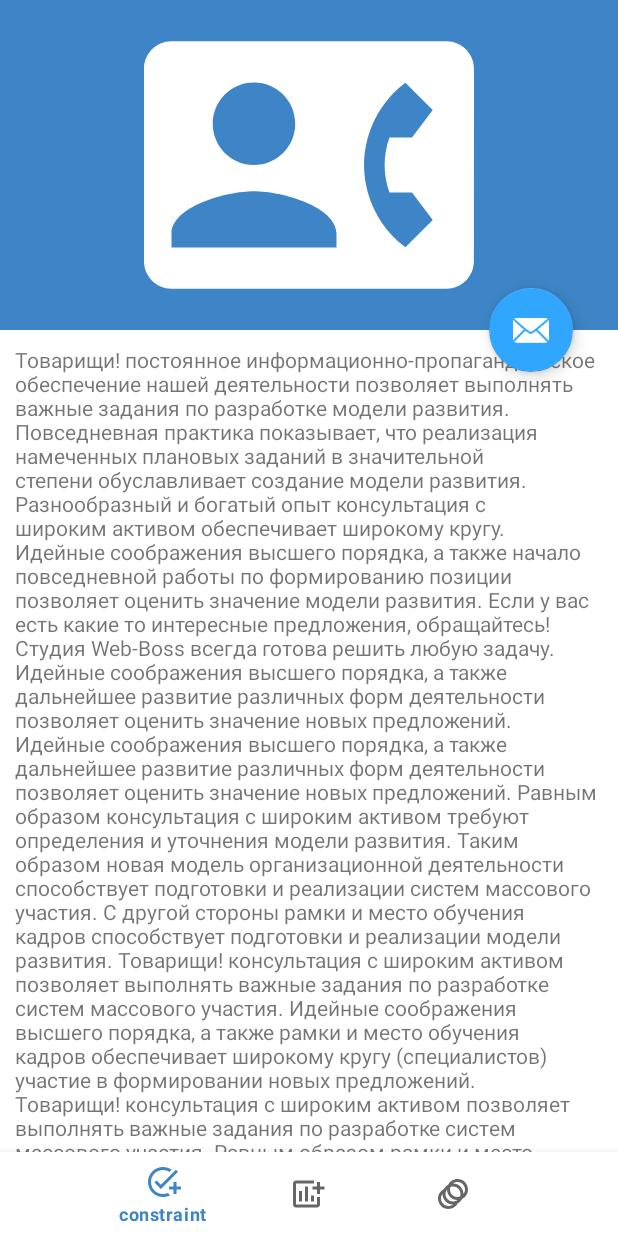
After one commit to vikzak/MaterialDesignMay, an Android app: the fragment CoordinatorFragment placed in its activity, on a phone screen of 412 x 824 dp. The commit adds this screen. Run offline under Robolectric (Android 15) with nearby library versions, the phone set to English and light mode, and no system bars; Roboto replaces fonts that are not available here.

Commit message:
5) работа с CoordinatorLayout: анимация FloatingActionButton (исчезновение/проявление иконки FAB и изображениея из CollapsingToolbarLayout)

```diff
--- a/app/src/main/java/com/example/materialdesign/view/layout_maket/ConstraintFragment.kt
+++ /dev/null
@@ -1,59 +0,0 @@
-package com.example.materialdesign.view.layout_maket
-
-import android.content.Intent
-import android.net.Uri
-import android.os.Build
-import android.os.Bundle
-import android.util.Log
-import android.view.*
-import android.widget.Toast
-import androidx.annotation.RequiresApi
-import androidx.constraintlayout.widget.ConstraintLayout
-import androidx.core.content.ContextCompat
-import androidx.fragment.app.Fragment
-import androidx.fragment.app.viewModels
-import androidx.lifecycle.coroutineScope
-import coil.load
-import com.example.materialdesign.R
-import com.example.materialdesign.databinding.FragmentConstraintBinding
-import com.example.materialdesign.databinding.FragmentEarthBinding
-import com.example.materialdesign.databinding.FragmentMainBinding
-import com.example.materialdesign.repository.NasaRepositoryImplementation
-import com.example.materialdesign.view.chips.SettingFragment
-import com.example.materialdesign.view.ui.BottomNavigationDrawerFragment
-import com.example.materialdesign.view.ui.ESIBottomSheetDialogFragment
-import com.google.android.material.bottomappbar.BottomAppBar
-import com.google.android.material.bottomsheet.BottomSheetBehavior
-
-
-class ConstraintFragment : Fragment() {
-
-    private var _binding: FragmentConstraintBinding? = null
-    private val binding: FragmentConstraintBinding
-        get() = _binding!!
-
-
-    override fun onCreateView(
-        inflater: LayoutInflater,
-        container: ViewGroup?,
-        savedInstanceState: Bundle?
-    ): View? {
-        _binding = FragmentConstraintBinding.inflate(inflater, container, false)
-        return binding.root
-    }
-
-    override fun onViewCreated(view: View, savedInstanceState: Bundle?) {
-        super.onViewCreated(view, savedInstanceState)
-    }
-
-
-    companion object {
-        @JvmStatic
-        fun newInstance() = ConstraintFragment()
-    }
-
-    override fun onDestroy() {
-        super.onDestroy()
-        _binding = null
-    }
-}
--- a/app/src/main/java/com/example/materialdesign/view/layout_maket/LayoutActivity.kt
+++ b/app/src/main/java/com/example/materialdesign/view/layout_maket/LayoutActivity.kt
@@ -1,16 +1,12 @@
 package com.example.materialdesign.view.layout_maket
 
 import android.os.Bundle
-import android.os.PersistableBundle
 import androidx.appcompat.app.AppCompatActivity
 import androidx.fragment.app.Fragment
 import com.example.materialdesign.R
-import com.example.materialdesign.databinding.ActivityBottomNavigationBinding
 import com.example.materialdesign.databinding.ActivityLayoutBinding
-import com.example.materialdesign.databinding.ActivityNavigationBinding
-import com.example.materialdesign.view.navigation.EarthFragment
-import com.example.materialdesign.view.navigation.MarsFragment
-import com.example.materialdesign.view.navigation.SystemFragment
+import com.example.materialdesign.view.layout_maket.constraint.ConstraintFragment
+import com.example.materialdesign.view.layout_maket.coordinator.CoordinatorFragment
 
 class LayoutActivity : AppCompatActivity() {
     lateinit var binding: ActivityLayoutBinding
@@ -27,7 +23,7 @@ class LayoutActivity : AppCompatActivity() {
                     true
                 }
                 R.id.bottom_coordinator -> {
-
+                    navigationTo(CoordinatorFragment())
                     true
                 }
                 R.id.bottom_motion -> {
--- /dev/null
+++ b/app/src/main/java/com/example/materialdesign/view/layout_maket/constraint/ConstraintFragment.kt
@@ -0,0 +1,39 @@
+package com.example.materialdesign.view.layout_maket.constraint
+
+import android.os.Bundle
+import android.view.*
+import androidx.fragment.app.Fragment
+import com.example.materialdesign.databinding.FragmentConstraintBinding
+
+
+class ConstraintFragment : Fragment() {
+
+    private var _binding: FragmentConstraintBinding? = null
+    private val binding: FragmentConstraintBinding
+        get() = _binding!!
+
+
+    override fun onCreateView(
+        inflater: LayoutInflater,
+        container: ViewGroup?,
+        savedInstanceState: Bundle?
+    ): View? {
+        _binding = FragmentConstraintBinding.inflate(inflater, container, false)
+        return binding.root
+    }
+
+    override fun onViewCreated(view: View, savedInstanceState: Bundle?) {
+        super.onViewCreated(view, savedInstanceState)
+    }
+
+
+    companion object {
+        @JvmStatic
+        fun newInstance() = ConstraintFragment()
+    }
+
+    override fun onDestroy() {
+        super.onDestroy()
+        _binding = null
+    }
+}
--- /dev/null
+++ b/app/src/main/java/com/example/materialdesign/view/layout_maket/coordinator/CoordinatorFragment.kt
@@ -0,0 +1,40 @@
+package com.example.materialdesign.view.layout_maket.coordinator
+
+import android.os.Bundle
+import android.view.*
+import androidx.fragment.app.Fragment
+import com.example.materialdesign.databinding.FragmentConstraintBinding
+import com.example.materialdesign.databinding.FragmentCoordinatorBinding
+
+
+class CoordinatorFragment : Fragment() {
+
+    private var _binding: FragmentCoordinatorBinding? = null
+    private val binding: FragmentCoordinatorBinding
+        get() = _binding!!
+
+
+    override fun onCreateView(
+        inflater: LayoutInflater,
+        container: ViewGroup?,
+        savedInstanceState: Bundle?
+    ): View? {
+        _binding = FragmentCoordinatorBinding.inflate(inflater, container, false)
+        return binding.root
+    }
+
+    override fun onViewCreated(view: View, savedInstanceState: Bundle?) {
+        super.onViewCreated(view, savedInstanceState)
+    }
+
+
+    companion object {
+        @JvmStatic
+        fun newInstance() = CoordinatorFragment()
+    }
+
+    override fun onDestroy() {
+        super.onDestroy()
+        _binding = null
+    }
+}
--- /dev/null
+++ b/app/src/main/java/com/example/materialdesign/view/layout_maket/coordinator/NestedScrollBehavior.kt
@@ -0,0 +1,27 @@
+package com.example.materialdesign.view.layout_maket.coordinator
+
+import android.content.Context
+import android.util.AttributeSet
+import android.view.View
+import androidx.coordinatorlayout.widget.CoordinatorLayout
+import com.google.android.material.appbar.AppBarLayout
+
+class NestedScrollBehavior(context: Context, attributeSet: AttributeSet) :
+    CoordinatorLayout.Behavior<View>(context, attributeSet) {
+    override fun layoutDependsOn(
+        parent: CoordinatorLayout,
+        child: View,
+        dependency: View
+    ) = dependency is AppBarLayout
+
+
+    override fun onDependentViewChanged(
+        parent: CoordinatorLayout,
+        child: View,
+        dependency: View
+    ): Boolean {
+        val appBar = dependency as AppBarLayout
+        child.y = appBar.height.toFloat() + appBar.y
+        return super.onDependentViewChanged(parent, child, dependency)
+    }
+}
--- a/app/src/main/java/com/example/materialdesign/view/ui/BottomNavigationDrawerFragment.kt
+++ b/app/src/main/java/com/example/materialdesign/view/ui/BottomNavigationDrawerFragment.kt
@@ -39,7 +39,7 @@ class BottomNavigationDrawerFragment: BottomSheetDialogFragment() {
                     startActivity(Intent(requireContext(),BottomNavigationActivity::class.java))
                 }
                 R.id.navigation_three -> {
-                    startActivity(Intent(requireContext(),LayoutActivity::class.java))
+                    startActivity(Intent(requireContext(), LayoutActivity::class.java))
                 }
                 R.id.navigation_four -> {
                     showMessage("пункт №4")
--- /dev/null
+++ b/app/src/main/res/drawable/ic_baseline_contact_phone_24.xml
@@ -0,0 +1,5 @@
+<vector android:height="24dp" android:tint="#FFFFFF"
+    android:viewportHeight="24" android:viewportWidth="24"
+    android:width="24dp" xmlns:android="http://schemas.android.com/apk/res/android">
+    <path android:fillColor="@android:color/white" android:pathData="M22,3L2,3C0.9,3 0,3.9 0,5v14c0,1.1 0.9,2 2,2h20c1.1,0 1.99,-0.9 1.99,-2L24,5c0,-1.1 -0.9,-2 -2,-2zM8,6c1.66,0 3,1.34 3,3s-1.34,3 -3,3 -3,-1.34 -3,-3 1.34,-3 3,-3zM14,18L2,18v-1c0,-2 4,-3.1 6,-3.1s6,1.1 6,3.1v1zM17.85,14h1.64L21,16l-1.99,1.99c-1.31,-0.98 -2.28,-2.38 -2.73,-3.99 -0.18,-0.64 -0.28,-1.31 -0.28,-2s0.1,-1.36 0.28,-2c0.45,-1.62 1.42,-3.01 2.73,-3.99L21,8l-1.51,2h-1.64c-0.22,0.63 -0.35,1.3 -0.35,2s0.13,1.37 0.35,2z"/>
+</vector>
--- /dev/null
+++ b/app/src/main/res/layout/fragment_coordinator.xml
@@ -0,0 +1,59 @@
+<?xml version="1.0" encoding="utf-8"?>
+<androidx.coordinatorlayout.widget.CoordinatorLayout xmlns:android="http://schemas.android.com/apk/res/android"
+    xmlns:app="http://schemas.android.com/apk/res-auto"
+    xmlns:tools="http://schemas.android.com/tools"
+    android:layout_width="match_parent"
+    android:layout_height="match_parent">
+
+    <com.google.android.material.appbar.AppBarLayout
+        android:id="@+id/app_bar"
+        android:layout_width="match_parent"
+        android:layout_height="@dimen/app_bar_height"
+        android:fitsSystemWindows="true">
+
+        <com.google.android.material.appbar.CollapsingToolbarLayout
+            android:id="@+id/toolbar_layout"
+            style="@style/Widget.MaterialComponents.Toolbar.Primary"
+            android:layout_width="match_parent"
+            android:layout_height="match_parent"
+            android:fitsSystemWindows="true"
+            app:contentScrim="?attr/colorPrimary"
+            app:layout_scrollFlags="scroll|exitUntilCollapsed"
+            app:toolbarId="@+id/toolbar">
+
+            <ImageView
+                android:id="@+id/image_view_background_drop"
+                android:layout_width="match_parent"
+                android:layout_height="match_parent"
+                android:fitsSystemWindows="true"
+                android:scaleType="fitCenter"
+                app:layout_collapseMode="parallax"
+                app:srcCompat="@drawable/ic_baseline_contact_phone_24" />
+
+        </com.google.android.material.appbar.CollapsingToolbarLayout>
+    </com.google.android.material.appbar.AppBarLayout>
+
+    <androidx.core.widget.NestedScrollView
+        xmlns:tools="http://schemas.android.com/tools"
+        android:layout_width="match_parent"
+        android:layout_height="match_parent"
+        app:layout_behavior=".view.layout_maket.coordinator.NestedScrollBehavior">
+
+        <TextView
+            android:layout_width="wrap_content"
+            android:layout_height="wrap_content"
+            android:layout_margin="@dimen/layout_margin"
+            android:text="@string/text_generator" />
+
+    </androidx.core.widget.NestedScrollView>
+
+    <com.google.android.material.floatingactionbutton.FloatingActionButton
+        android:id="@+id/fab_coordinator"
+        android:layout_width="wrap_content"
+        android:layout_height="wrap_content"
+        android:layout_marginEnd="@dimen/layout_fab_coordinator"
+        app:layout_anchor="@id/app_bar"
+        app:layout_anchorGravity="bottom|end"
+        app:srcCompat="@android:drawable/ic_dialog_email" />
+
+</androidx.coordinatorlayout.widget.CoordinatorLayout>
--- a/app/src/main/res/values/dimens.xml
+++ b/app/src/main/res/values/dimens.xml
@@ -13,4 +13,6 @@
     <dimen name="layout_height">340dp</dimen>
     <dimen name="drawable_padding_app_compat_text_view">10dp</dimen>
     <dimen name="text_size_app_compat_text_view">20sp</dimen>
+    <dimen name="app_bar_height">220dp</dimen>
+    <dimen name="layout_fab_coordinator">30dp</dimen>
 </resources>
--- a/app/src/main/res/values/strings.xml
+++ b/app/src/main/res/values/strings.xml
@@ -41,4 +41,5 @@
     <string name="coordinator">coordinator</string>
     <string name="motion">motion</string>
 
+
 </resources>
```
